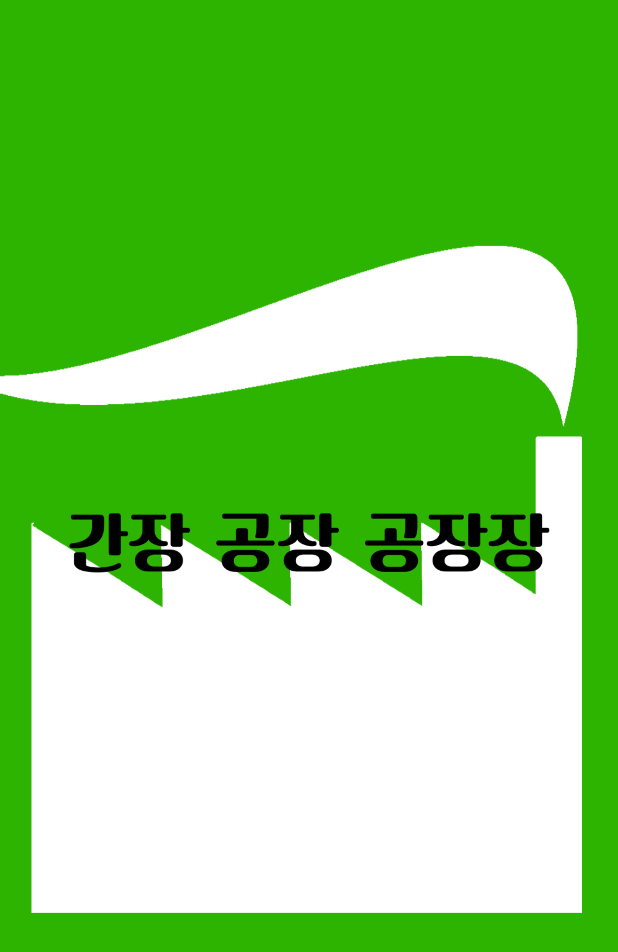
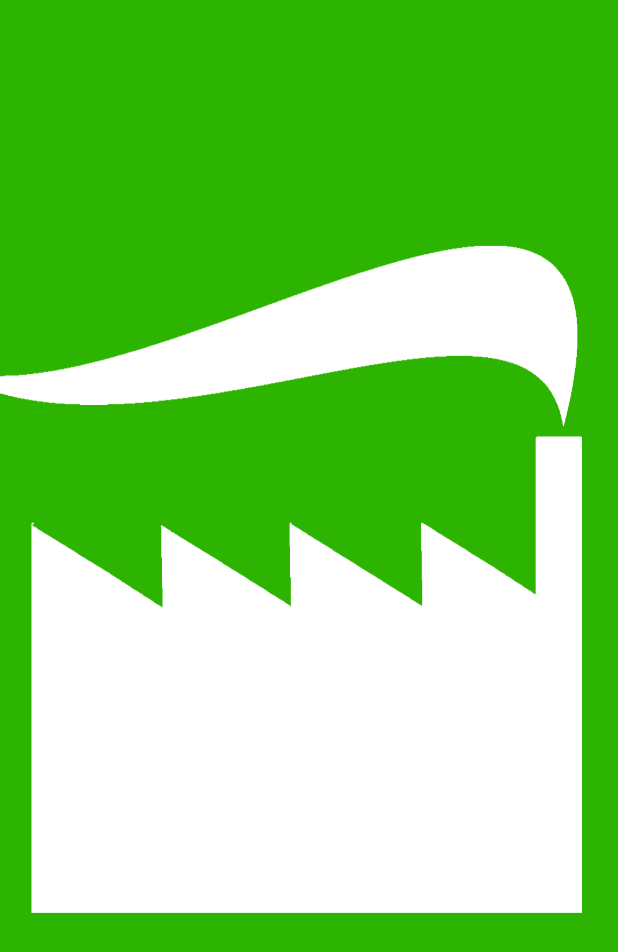
Before and after one commit to arcane1028/2017_Collathon, an Android app: the LogoActivity screen opened directly, with no data from a screen before it, on a phone screen of 412 x 824 dp. Shown: the top 952 px of the screen. Run offline under Robolectric (Android 15) with nearby library versions, the phone set to English and light mode, and no system bars.

Commit message:
디자인수정

```diff
--- a/app/src/main/java/com/naver/naverspeech/collathon/LogoActivity.java
+++ b/app/src/main/java/com/naver/naverspeech/collathon/LogoActivity.java
@@ -15,7 +15,7 @@
         super.onCreate(savedInstanceState);
         setContentView(R.layout.logo_main);
 
-        final ImageView iv = (ImageView)findViewById(R.id.logo_down);
+        final ImageView iv = (ImageView)findViewById(R.id.logo_top);
 
         Animation animation = AnimationUtils.loadAnimation(getApplicationContext(), R.anim.alpha_ani);
         iv.startAnimation(animation);
--- /dev/null
+++ b/app/src/main/res/drawable/button_event_add.xml
@@ -0,0 +1,8 @@
+<?xml version="1.0" encoding="utf-8"?>
+<selector xmlns:android="http://schemas.android.com/apk/res/android">
+
+    <item android:state_pressed="true"
+    android:drawable="@drawable/add_fb_pressed"/>
+    <item android:drawable="@drawable/add_fb"/>
+
+</selector>
--- a/app/src/main/res/layout/logo_main.xml
+++ b/app/src/main/res/layout/logo_main.xml
@@ -1,5 +1,5 @@
 <?xml version="1.0" encoding="utf-8"?>
-<android.support.constraint.ConstraintLayout
+<LinearLayout
     xmlns:android="http://schemas.android.com/apk/res/android"
     xmlns:app="http://schemas.android.com/apk/res-auto"
     xmlns:tools="http://schemas.android.com/tools"
@@ -11,23 +11,8 @@
         android:id="@+id/logo_top"
         android:layout_width="wrap_content"
         android:layout_height="wrap_content"
-        android:layout_marginEnd="8dp"
-        android:layout_marginTop="216dp"
-        app:layout_constraintEnd_toEndOf="parent"
-        app:layout_constraintHorizontal_bias="0.0"
-        app:layout_constraintStart_toStartOf="parent"
-        app:layout_constraintTop_toTopOf="parent"
+        android:layout_gravity="center"
+        android:layout_marginTop="60dp"
         app:srcCompat="@drawable/logo_top" />
 
-    <ImageView
-        android:id="@+id/logo_down"
-        android:layout_width="wrap_content"
-        android:layout_height="wrap_content"
-        android:layout_marginBottom="92dp"
-        android:layout_marginEnd="8dp"
-        app:layout_constraintBottom_toBottomOf="parent"
-        app:layout_constraintEnd_toEndOf="parent"
-        app:layout_constraintHorizontal_bias="0.0"
-        app:layout_constraintStart_toStartOf="parent"
-        app:srcCompat="@drawable/logo_down" />
-</android.support.constraint.ConstraintLayout>
+</LinearLayout>
--- a/app/src/main/res/layout/sentence_add_popup.xml
+++ b/app/src/main/res/layout/sentence_add_popup.xml
@@ -48,7 +48,8 @@
             android:id="@+id/add_btn"
             android:layout_width="300dp"
             android:layout_height="wrap_content"
-            android:text="추가" />
+            android:layout_marginBottom="5dp"
+            android:background="@drawable/button_event_add" />
     </LinearLayout>
 
 
```
Also changed, not shown: app/src/main/res/drawable/add_fb.png (added), app/src/main/res/drawable/add_fb_pressed.png (added), app/src/main/res/drawable/logo_down.png (deleted), app/src/main/res/drawable/logo_top.png.
